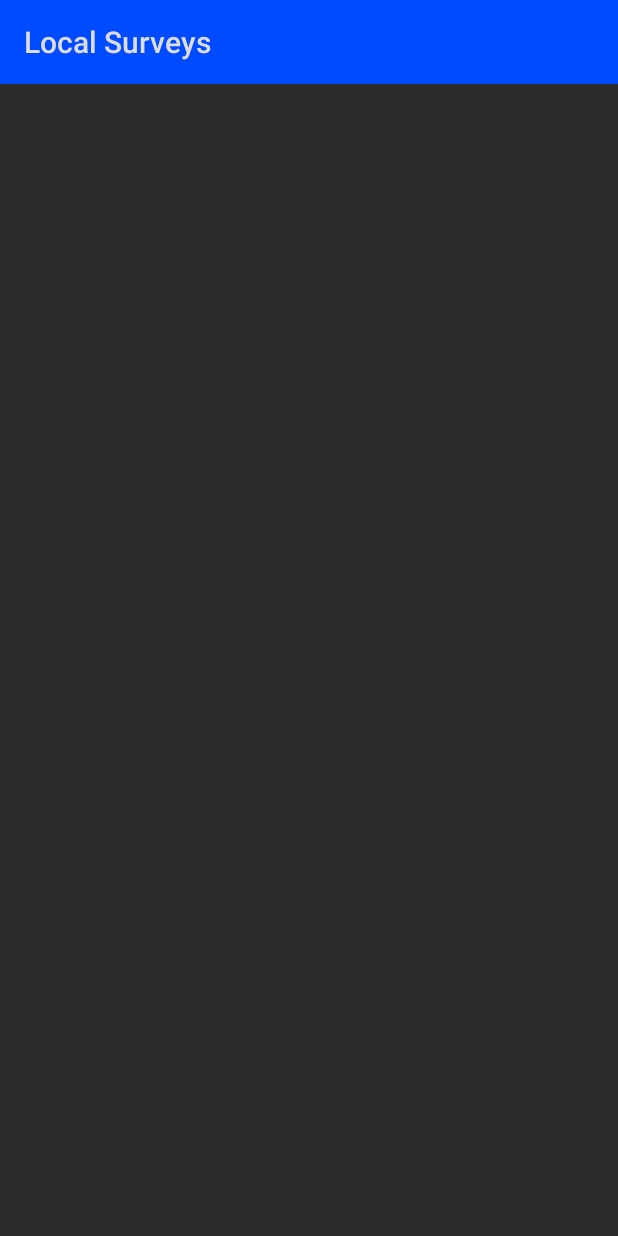
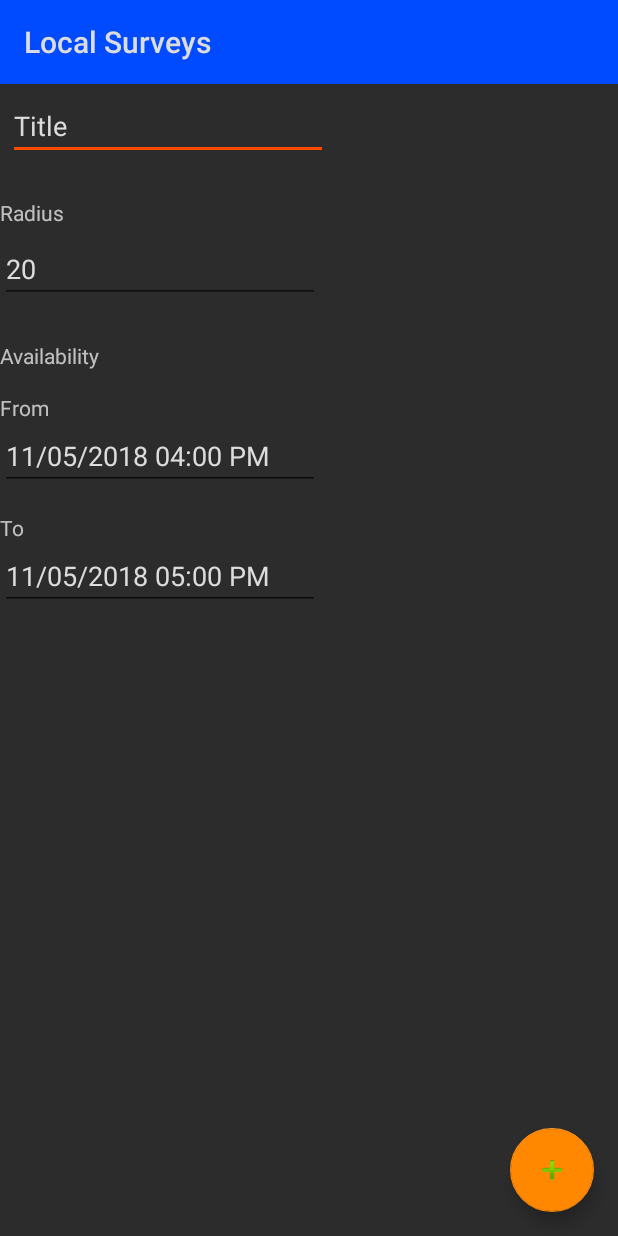
Before and after one commit to k0pper/local-survey, an Android app: the AddSurveyActivity screen opened directly, with no data from a screen before it, on a phone screen of 412 x 824 dp. Run offline under Robolectric (Android 15) with nearby library versions, the phone set to English and light mode, and no system bars.

```diff
--- a/app/build.gradle
+++ b/app/build.gradle
@@ -4,7 +4,7 @@ android {
     compileSdkVersion 26
     defaultConfig {
         applicationId "com.example.localsurveys.localsurveys"
-        minSdkVersion 16
+        minSdkVersion 24
         targetSdkVersion 26
         versionCode 1
         versionName "1.0"
--- a/app/src/main/java/com/example/localsurveys/localsurveys/addSurvey/AddSurveyConfigurationFragment.java
+++ b/app/src/main/java/com/example/localsurveys/localsurveys/addSurvey/AddSurveyConfigurationFragment.java
@@ -1,6 +1,8 @@
 package com.example.localsurveys.localsurveys.addSurvey;
 
+import android.icu.text.SimpleDateFormat;
 import android.os.Bundle;
+import android.support.design.widget.FloatingActionButton;
 import android.support.v4.app.Fragment;
 import android.support.v7.app.AppCompatActivity;
 import android.view.ContextMenu;
@@ -8,16 +10,19 @@ import android.view.LayoutInflater;
 import android.view.View;
 import android.view.ViewGroup;
 import android.widget.EditText;
-import android.widget.SeekBar;
 
 import com.example.localsurveys.localsurveys.R;
 
+import java.text.ParseException;
+
 public class AddSurveyConfigurationFragment extends Fragment {
 
-    protected EditText titleEditTextView;
-    protected SeekBar radiusView;
-    protected EditText availabilityFromDateView;
-    protected EditText availabilityToDateView;
+    private EditText titleEditTextView;
+    private EditText radiusView;
+    private EditText availabilityFromDateView;
+    private EditText availabilityToDateView;
+
+    FloatingActionButton addSurveyConfigurationFab;
 
     @Override
     public View onCreateView(LayoutInflater inflater, ViewGroup container,
@@ -26,10 +31,34 @@ public class AddSurveyConfigurationFragment extends Fragment {
 
         View rootView = inflater.inflate(R.layout.fragment_add_survey_configuration, container, false);
 
-        this.titleEditTextView = rootView.findViewById(R.id.add_survey__title_edit_text);
-        this.radiusView = rootView.findViewById(R.id.add_survey__radius_bar);
-        this.availabilityFromDateView = rootView.findViewById(R.id.add_survey__availability_from_date);
-        this.availabilityToDateView = rootView.findViewById(R.id.add_survey__availability_to_date);
+        addSurveyConfigurationFab = rootView.findViewById(R.id.add_survey_configuration_fab);
+
+        addSurveyConfigurationFab.setOnClickListener(new View.OnClickListener() {
+
+            @Override
+            public void onClick(View view) {
+
+                long fromDate = parseStringToDate(availabilityFromDateView.getText().toString());
+                long toDate = parseStringToDate(availabilityToDateView.getText().toString());
+
+                if(fromDate == -1){
+                    //TODO: show error: String Format
+                    return;
+                }
+                if(toDate == -1){
+                    //TODO: show error: String Format
+                    return;
+                }
+
+                ((AddSurveyActivity)getActivity()).createSurveyWithConfiguration(titleEditTextView.getText().toString(), radiusView.getText().toString(), fromDate, toDate);
+                ((AddSurveyActivity)getActivity()).showFragment(new AddSurveyQuestionsOverviewFragment());
+            }
+        });
+
+        this.titleEditTextView = rootView.findViewById(R.id.add_survey_configuration__title_edit_text);
+        this.radiusView = rootView.findViewById(R.id.add_survey_configuration__radius_text);
+        this.availabilityFromDateView = rootView.findViewById(R.id.add_survey_configuration__availability_from_date);
+        this.availabilityToDateView = rootView.findViewById(R.id.add_survey_configuration__availability_to_date);
 
         return rootView;
     }
@@ -38,4 +67,17 @@ public class AddSurveyConfigurationFragment extends Fragment {
     public void onCreateContextMenu(ContextMenu menu, View v, ContextMenu.ContextMenuInfo menuInfo) {
         super.onCreateContextMenu(menu, v, menuInfo);
     }
+
+    private long parseStringToDate(String dateString) {
+        long date = 0;
+        try {
+            SimpleDateFormat sdf = new SimpleDateFormat("dd/MM/yyyy hh:mm a");
+            date = sdf.parse(dateString).getTime();
+
+        } catch (ParseException e) {
+            e.printStackTrace();
+            return -1;
+        }
+        return date;
+    }
 }
--- /dev/null
+++ b/app/src/main/res/layout/fragment_add_survey_configuration.xml
@@ -0,0 +1,113 @@
+<?xml version="1.0" encoding="utf-8"?>
+<android.support.constraint.ConstraintLayout xmlns:android="http://schemas.android.com/apk/res/android"
+    xmlns:app="http://schemas.android.com/apk/res-auto"
+    android:layout_width="match_parent"
+    android:layout_height="match_parent">
+
+    <EditText
+        android:id="@+id/add_survey_configuration__title_edit_text"
+        android:layout_width="wrap_content"
+        android:layout_height="wrap_content"
+        app:layout_constraintStart_toStartOf="parent"
+        android:ems="10"
+        android:inputType="textPersonName"
+        android:text="Title"
+        app:layout_constraintTop_toTopOf="parent"
+        android:layout_margin="5dp"/>
+
+    <TextView
+        app:layout_constraintTop_toBottomOf="@+id/add_survey_configuration__title_edit_text"
+        android:id="@+id/add_survey_configuration__radius_label"
+        android:layout_width="wrap_content"
+        android:layout_height="wrap_content"
+        android:text="Radius"
+        android:layout_margin="25dp"/>
+
+    <EditText
+        app:layout_constraintTop_toBottomOf="@+id/add_survey_configuration__radius_label"
+        android:id="@+id/add_survey_configuration__radius_text"
+        android:layout_width="wrap_content"
+        android:layout_height="wrap_content"
+        android:ems="10"
+        android:inputType="textPersonName"
+        android:text="20"
+        android:layout_margin="5dp"/>
+
+    <!--<TextView-->
+        <!--android:id="@+id/add_survey_configuration__radius_meter"-->
+        <!--app:layout_constraintEnd_toEndOf="@+id/add_survey_configuration__radius_text"-->
+        <!--app:layout_constraintStart_toStartOf="@+id/add_survey_configuration__radius_text"-->
+        <!--android:layout_width="wrap_content"-->
+        <!--android:layout_height="wrap_content"-->
+        <!--android:text="m"-->
+        <!--android:layout_margin="25dp"/>-->
+
+    <!--<SeekBar-->
+        <!--app:layout_constraintTop_toBottomOf="@+id/add_survey_configuration__radius_label"-->
+        <!--android:id="@+id/add_survey_configuration__radius_bar"-->
+        <!--android:layout_width="298dp"-->
+        <!--android:layout_height="24dp"-->
+        <!--/>-->
+
+
+    <TextView
+        app:layout_constraintTop_toBottomOf="@+id/add_survey_configuration__radius_text"
+        android:id="@+id/add_survey_configuration__availability_label"
+        android:layout_width="wrap_content"
+        android:layout_height="wrap_content"
+        android:text="Availability"
+        android:layout_margin="25dp"/>
+
+    <TextView
+        app:layout_constraintTop_toBottomOf="@+id/add_survey_configuration__availability_label"
+        android:id="@+id/add_survey_configuration__availability_from_label"
+        android:layout_width="wrap_content"
+        android:layout_height="wrap_content"
+        android:text="From"
+        android:layout_margin="15dp"/>
+
+    <EditText
+        app:layout_constraintTop_toBottomOf="@+id/add_survey_configuration__availability_from_label"
+        android:id="@+id/add_survey_configuration__availability_from_date"
+        android:layout_width="wrap_content"
+        android:layout_height="wrap_content"
+        android:ems="10"
+        android:inputType="date"
+        android:text="11/05/2018 04:00 PM" />
+
+    <TextView
+        app:layout_constraintTop_toBottomOf="@+id/add_survey_configuration__availability_from_date"
+        android:id="@+id/add_survey_configuration__availability_to_label"
+        android:layout_width="wrap_content"
+        android:layout_height="wrap_content"
+        android:text="To"
+        android:layout_margin="15dp"/>
+
+
+    <EditText
+        app:layout_constraintTop_toBottomOf="@+id/add_survey_configuration__availability_to_label"
+        android:id="@+id/add_survey_configuration__availability_to_date"
+        android:layout_width="wrap_content"
+        android:layout_height="wrap_content"
+        android:ems="10"
+        android:inputType="date"
+        android:text="11/05/2018 05:00 PM" />
+
+    <!--<Switch-->
+        <!--app:layout_constraintTop_toBottomOf="@+id/add_survey_configuration__availability_to_datebility_to_date"-->
+        <!--android:id="@+id/add_survey__visibility_switch"-->
+        <!--android:layout_width="348dp"-->
+        <!--android:layout_height="13dp"-->
+        <!--android:text="Public"-->
+        <!--android:layout_margin="25dp"/>-->
+
+    <android.support.design.widget.FloatingActionButton
+        android:id="@+id/add_survey_configuration_fab"
+        app:layout_constraintEnd_toEndOf="parent"
+        app:layout_constraintBottom_toBottomOf="parent"
+        android:layout_width="wrap_content"
+        android:layout_height="wrap_content"
+        android:layout_margin="@dimen/fab_margin"
+        app:srcCompat="@android:drawable/ic_input_add"
+        app:backgroundTint="@android:color/holo_orange_dark"/>
+</android.support.constraint.ConstraintLayout>
```
Also changed, not shown: app/src/main/java/com/example/localsurveys/localsurveys/addSurvey/AddSurveyActivity.java (+7 -2 lines), app/src/main/java/com/example/localsurveys/localsurveys/addSurvey/AddSurveyQuestionsOverviewFragment.java (added, +51 -0 lines), app/src/main/java/com/example/localsurveys/localsurveys/models/Survey.java (+8 -0 lines), app/src/main/res/layout/fragment_add_survey.xml (deleted, +0 -92 lines), app/src/main/res/layout/fragment_add_survey_questions_overview.xml (added, +22 -0 lines).
